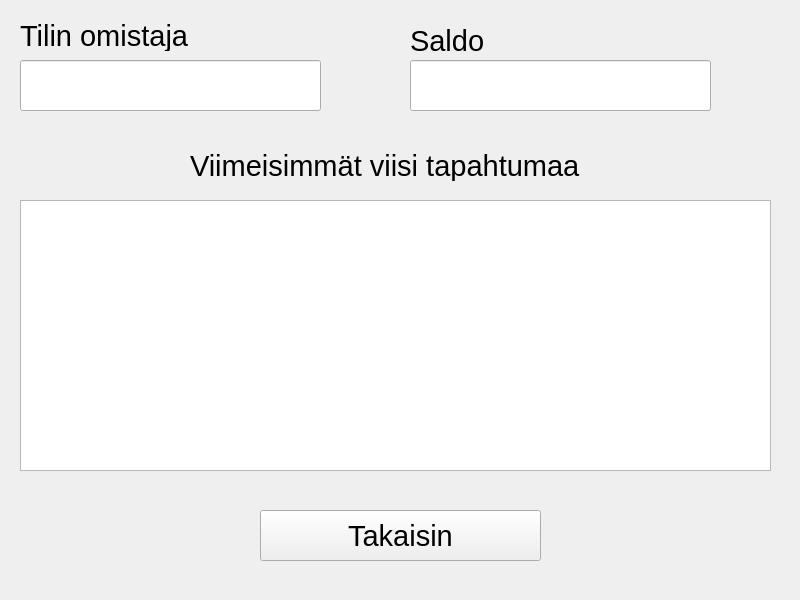
lassesuomela/banksim, file qt/banksim/mainwindow.ui: the form before one commit.
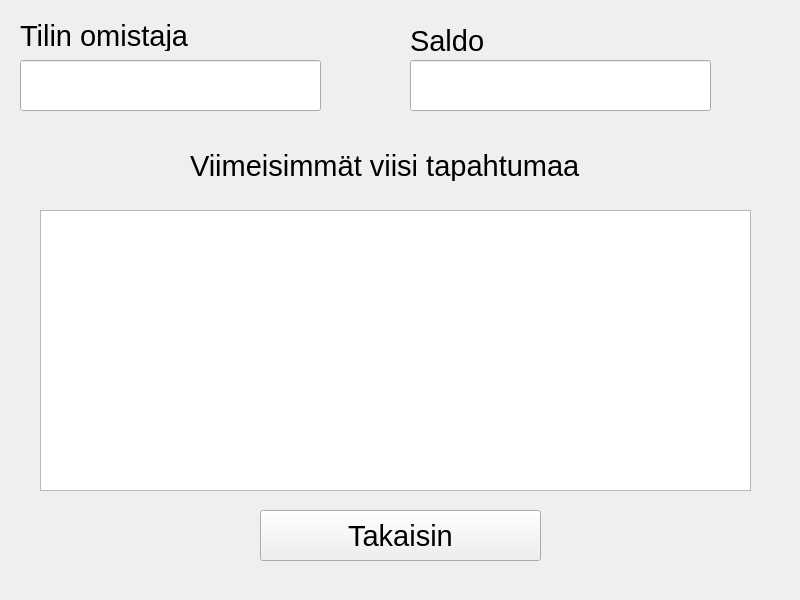
The form after the commit. The open tabs and pages were chosen to show the change.

Commit message: finished view saldo

Diff of the .ui file:
```diff
--- a/qt/banksim/mainwindow.ui
+++ b/qt/banksim/mainwindow.ui
@@ -371,16 +371,6 @@
       <string>Saldo</string>
      </property>
     </widget>
-    <widget class="QListView" name="transaction">
-     <property name="geometry">
-      <rect>
-       <x>20</x>
-       <y>210</y>
-       <width>751</width>
-       <height>271</height>
-      </rect>
-     </property>
-    </widget>
     <widget class="QLabel" name="transaction_label">
      <property name="geometry">
       <rect>
@@ -407,6 +397,16 @@
       <string>Takaisin</string>
      </property>
     </widget>
+    <widget class="QListWidget" name="transaction">
+     <property name="geometry">
+      <rect>
+       <x>40</x>
+       <y>220</y>
+       <width>711</width>
+       <height>281</height>
+      </rect>
+     </property>
+    </widget>
    </widget>
    <widget class="QWidget" name="ottosivu">
     <widget class="QToolButton" name="takaisin">
```
Left out of the diff: 2 changed lines with no effect on the pictures. The commit also changes 3 other files.
